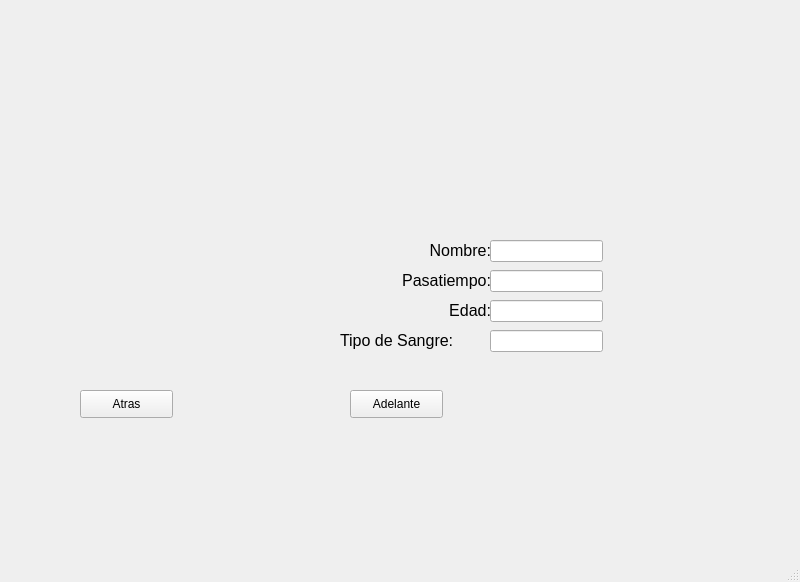
Old version of the form Unidad 2/P_01_DescripcionImagen.ui in the repository adanclv/PIP_2024_1.
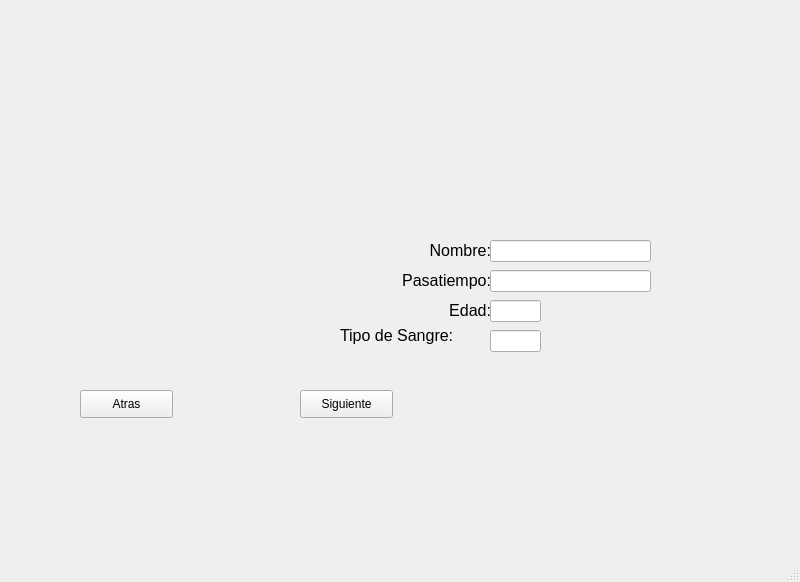
New version of the form. Icons and pictures are not drawn.

Diff of the .ui file:
```diff
--- a/Unidad 2/P_01_DescripcionImagen.ui
+++ b/Unidad 2/P_01_DescripcionImagen.ui
@@ -17,9 +17,9 @@
    <widget class="QLabel" name="label">
     <property name="geometry">
      <rect>
-      <x>40</x>
+      <x>30</x>
       <y>20</y>
-      <width>271</width>
+      <width>281</width>
       <height>121</height>
      </rect>
     </property>
@@ -36,10 +36,10 @@
    <widget class="QLabel" name="label_2">
     <property name="geometry">
      <rect>
-      <x>490</x>
-      <y>20</y>
-      <width>271</width>
-      <height>121</height>
+      <x>480</x>
+      <y>10</y>
+      <width>281</width>
+      <height>131</height>
      </rect>
     </property>
     <property name="text">
@@ -75,9 +75,9 @@
     <property name="geometry">
      <rect>
       <x>150</x>
-      <y>230</y>
+      <y>220</y>
       <width>171</width>
-      <height>141</height>
+      <height>151</height>
      </rect>
     </property>
     <property name="text">
@@ -106,14 +106,14 @@
    <widget class="QPushButton" name="pushButton_2">
     <property name="geometry">
      <rect>
-      <x>350</x>
+      <x>300</x>
       <y>390</y>
       <width>93</width>
       <height>28</height>
      </rect>
     </property>
     <property name="text">
-     <string>Adelante</string>
+     <string>Siguiente</string>
     </property>
    </widget>
    <widget class="QLabel" name="label_7">
@@ -142,10 +142,13 @@
      <rect>
       <x>490</x>
       <y>240</y>
-      <width>113</width>
+      <width>161</width>
       <height>22</height>
      </rect>
     </property>
+    <property name="readOnly">
+     <bool>true</bool>
+    </property>
    </widget>
    <widget class="QLabel" name="label_8">
     <property name="geometry">
@@ -173,20 +176,26 @@
      <rect>
       <x>490</x>
       <y>270</y>
-      <width>113</width>
+      <width>161</width>
       <height>22</height>
      </rect>
     </property>
+    <property name="readOnly">
+     <bool>true</bool>
+    </property>
    </widget>
    <widget class="QLineEdit" name="lineEdit_3">
     <property name="geometry">
      <rect>
       <x>490</x>
       <y>300</y>
-      <width>113</width>
+      <width>51</width>
       <height>22</height>
      </rect>
     </property>
+    <property name="readOnly">
+     <bool>true</bool>
+    </property>
    </widget>
    <widget class="QLabel" name="label_9">
     <property name="geometry">
@@ -214,18 +223,21 @@
      <rect>
       <x>490</x>
       <y>330</y>
-      <width>113</width>
+      <width>51</width>
       <height>22</height>
      </rect>
     </property>
+    <property name="readOnly">
+     <bool>true</bool>
+    </property>
    </widget>
    <widget class="QLabel" name="label_10">
     <property name="geometry">
      <rect>
       <x>340</x>
-      <y>330</y>
+      <y>320</y>
       <width>151</width>
-      <height>21</height>
+      <height>31</height>
      </rect>
     </property>
     <property name="font">
```
Left out of the diff: 17 changed lines with no effect on the pictures.
